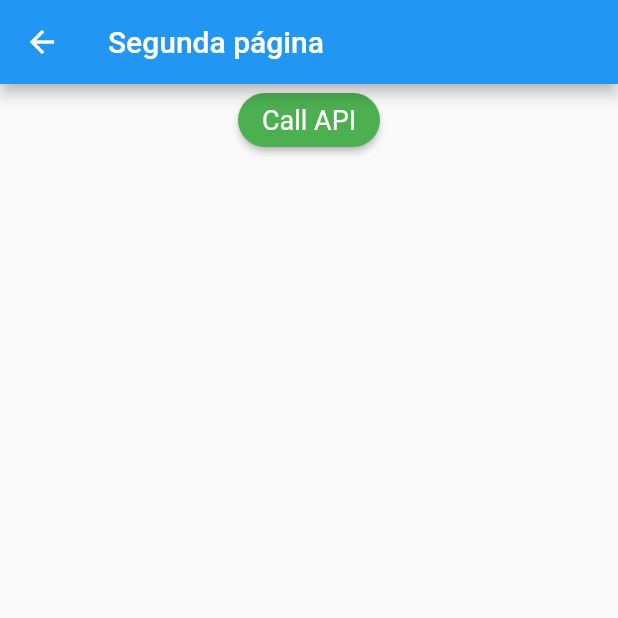
After one commit to brunozupp/gerenciamento_de_estado_nativo_flutter, a Flutter app: the SecondPage screen opened by its route, after a tap on "Call API", on a phone screen of 412 x 824 dp, the top half of it. The commit adds this screen. Run offline on Flutter 3.47's test engine with Material 2 defaults, Android fonts, the phone set to English and light mode, and no system bars; network calls fail.

```diff
--- a/lib/main.dart
+++ b/lib/main.dart
@@ -1,5 +1,7 @@
 import 'package:flutter/material.dart';
 import 'package:gerenciamento_de_estado_nativo_flutter/pages/one_page.dart';
+import 'package:gerenciamento_de_estado_nativo_flutter/pages/second_page.dart';
+import 'package:gerenciamento_de_estado_nativo_flutter/pages/third_page.dart';
 
 void main() {
   runApp(const MyApp());
@@ -17,7 +19,9 @@ class MyApp extends StatelessWidget {
         primarySwatch: Colors.blue,
       ),
       routes: {
-        "/": (context) => const OnePage()
+        "/": (context) => const OnePage(),
+        "/second_page": (context) => const SecondPage(),
+        "/third_page": (context) => const ThirdPage(),
       },
       initialRoute: "/",
     );
--- /dev/null
+++ b/lib/models/post.dart
@@ -0,0 +1,38 @@
+import 'dart:convert';
+
+class Post {
+
+  final int userId;
+  final int id;
+  final String title;
+  final String body;
+
+  Post({
+    required this.userId,
+    required this.id,
+    required this.title,
+    required this.body,
+  });
+
+  Map<String, dynamic> toMap() {
+    return {
+      'userId': userId,
+      'id': id,
+      'title': title,
+      'body': body,
+    };
+  }
+
+  factory Post.fromMap(Map<String, dynamic> map) {
+    return Post(
+      userId: map['userId'],
+      id: map['id'],
+      title: map['title'],
+      body: map['body'],
+    );
+  }
+
+  String toJson() => json.encode(toMap());
+
+  factory Post.fromJson(String source) => Post.fromMap(json.decode(source));
+}
--- /dev/null
+++ b/lib/pages/second_page.dart
@@ -0,0 +1,87 @@
+import 'dart:convert';
+
+import 'package:flutter/material.dart';
+import 'package:gerenciamento_de_estado_nativo_flutter/models/post.dart';
+import 'package:gerenciamento_de_estado_nativo_flutter/widgets/custom_button_widget.dart';
+import 'package:http/http.dart' as http;
+
+class SecondPage extends StatefulWidget {
+  const SecondPage({ Key? key }) : super(key: key);
+
+  @override
+  _SecondPageState createState() => _SecondPageState();
+}
+
+class _SecondPageState extends State<SecondPage> {
+
+  final postsNotifier = ValueNotifier<List<Post>>([]);
+  final loadingNotifier = ValueNotifier<bool>(false);
+
+  void callAPI() async {
+
+    loadingNotifier.value = true;
+
+    var client = http.Client();
+    try {
+      var response = await client.get(Uri.parse("https://jsonplaceholder.typicode.com/posts"));
+      var decodedResponse = jsonDecode(response.body) as List;
+      postsNotifier.value = decodedResponse.map((e) => Post.fromMap(e)).toList();
+    } finally {
+      client.close();
+      loadingNotifier.value = false;
+    }
+  }
+
+  @override
+  Widget build(BuildContext context) {
+    return Scaffold(
+      appBar: AppBar(
+        title: const Text("Segunda página"),
+      ),
+      body: Center(
+        child: Column(
+          mainAxisAlignment: MainAxisAlignment.center,
+          children: [
+            CustomButtonWidget(
+              title: "Call API",
+              onPressed: () {
+                callAPI();
+              },
+              titleSize: 18,
+            ),
+            Expanded(
+              child: ValueListenableBuilder<bool>(
+                valueListenable: loadingNotifier,
+                builder: (_,isLoading,__) {
+
+                  if(isLoading) {
+                    return const SizedBox(
+                      width: 100,
+                      height: 100,
+                      child: CircularProgressIndicator()
+                    );
+                  }
+
+                  return ValueListenableBuilder<List<Post>>(
+                    valueListenable: postsNotifier,
+                    builder: (_,value,__) { // O segundo argumento tá tipado como int pq meu valueNotifier é do tipo int
+                      return ListView.builder(
+                        itemCount: value.length,
+                        itemBuilder: (_,index) {
+                          return ListTile(
+                            title: Text(value[index].title),
+                          );
+                        }
+                      );
+                    }
+                  );
+                }
+              ),
+            ),
+
+          ],
+        ),
+      ),
+    );
+  }
+}
--- a/pubspec.yaml
+++ b/pubspec.yaml
@@ -34,6 +34,7 @@ dependencies:
   # The following adds the Cupertino Icons font to your application.
   # Use with the CupertinoIcons class for iOS style icons.
   cupertino_icons: ^1.0.2
+  http: ^0.13.4
 
 dev_dependencies:
   flutter_test:
```
Also changed, not shown: lib/pages/one_page.dart (+14 -0 lines), lib/pages/third_page.dart (added, +82 -0 lines), pubspec.lock.
